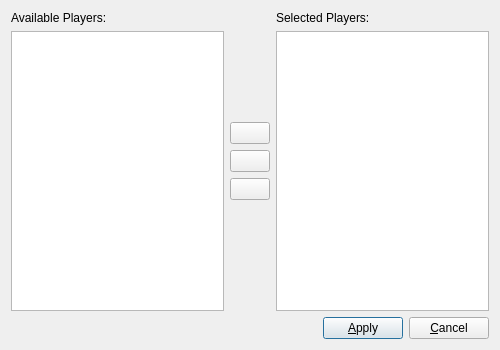
Old version of the form PlayerListDialog.ui in the repository SyDevTeam/gta5view.
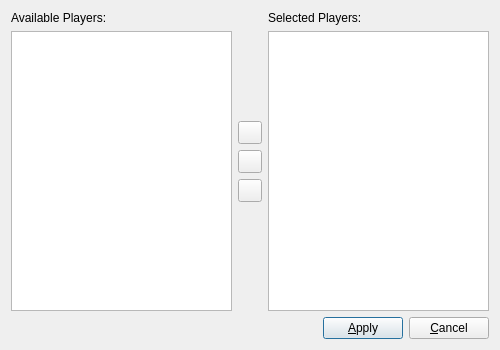
New version of the form.

Diff of the .ui file:
```diff
--- a/PlayerListDialog.ui
+++ b/PlayerListDialog.ui
@@ -50,33 +50,32 @@
         </spacer>
        </item>
        <item>
-        <widget class="QPushButton" name="cmdMakeSe">
-         <property name="text">
-          <string/>
-         </property>
-         <property name="autoDefault">
-          <bool>false</bool>
-         </property>
-        </widget>
+        <widget class="QToolButton" name="cmdMakeSe"/>
        </item>
        <item>
-        <widget class="QPushButton" name="cmdMakeAv">
+        <widget class="QToolButton" name="cmdMakeAv">
+         <property name="sizePolicy">
+          <sizepolicy hsizetype="Fixed" vsizetype="Fixed">
+           <horstretch>0</horstretch>
+           <verstretch>0</verstretch>
+          </sizepolicy>
+         </property>
          <property name="text">
           <string/>
          </property>
-         <property name="autoDefault">
-          <bool>false</bool>
-         </property>
         </widget>
        </item>
        <item>
-        <widget class="QPushButton" name="cmdMakeAd">
+        <widget class="QToolButton" name="cmdMakeAd">
+         <property name="sizePolicy">
+          <sizepolicy hsizetype="Fixed" vsizetype="Fixed">
+           <horstretch>0</horstretch>
+           <verstretch>0</verstretch>
+          </sizepolicy>
+         </property>
          <property name="text">
           <string/>
          </property>
-         <property name="autoDefault">
-          <bool>false</bool>
-         </property>
         </widget>
        </item>
        <item>
```
